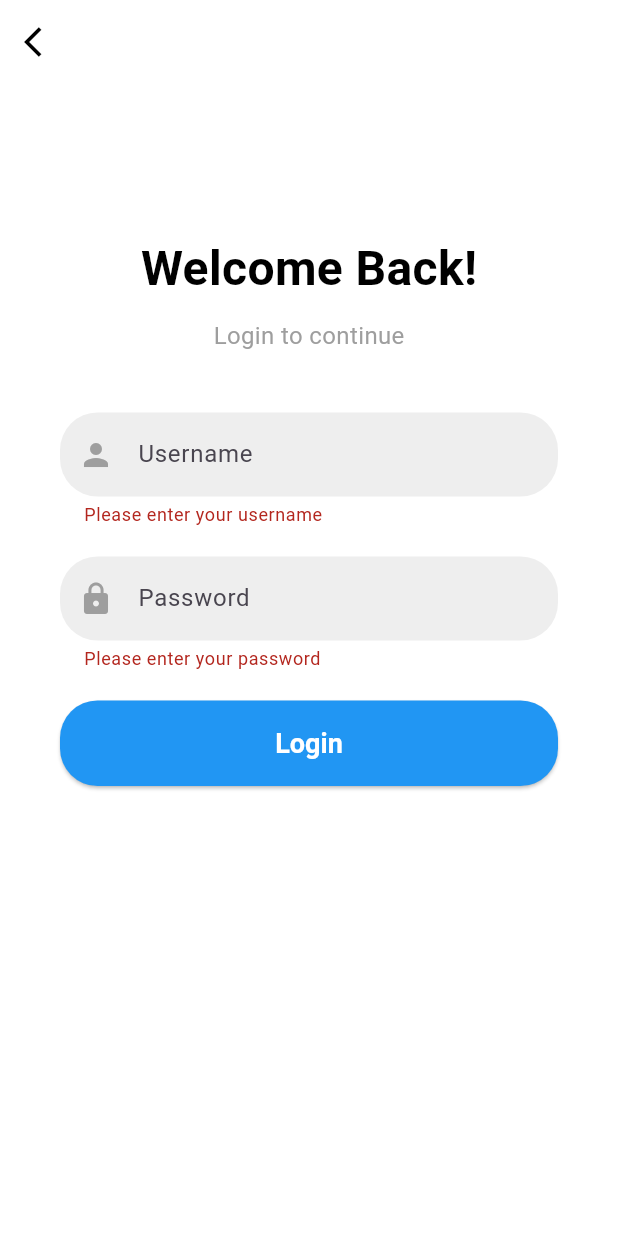
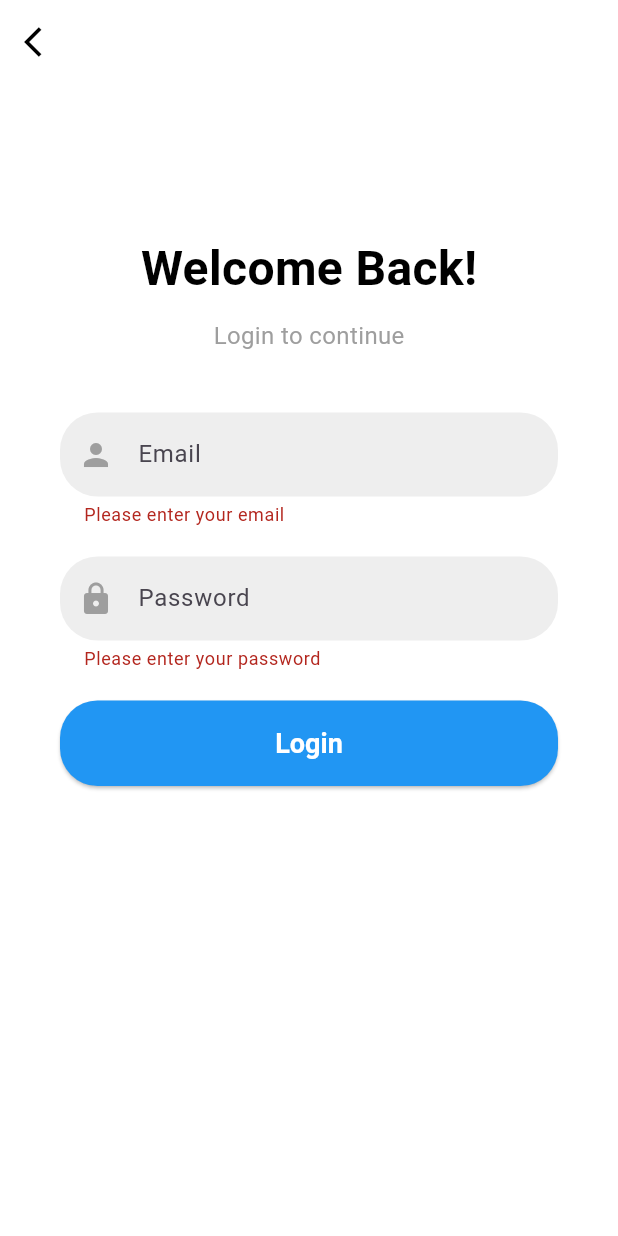
Before and after one commit to TerraBean/attendance_app, a Flutter app: the screen it shows after launch, after a tap on "Login", on a phone screen of 412 x 824 dp. Run offline on Flutter 3.47's test engine with Material 3 defaults, Android fonts, the phone set to English and light mode, and no system bars; our stand-ins replace cloud_firestore, firebase_auth, firebase_core, geolocator; accounts and stored records are empty.

Commit message:
add code to check admin role

```diff
--- a/lib/screens/login.dart
+++ b/lib/screens/login.dart
@@ -1,7 +1,9 @@
 import 'package:attendance_app/screens/admin/admin_dashboard.dart';
 import 'package:attendance_app/screens/home_screen.dart';
 import 'package:attendance_app/services/admin_api.dart';
+import 'package:attendance_app/services/auth_services.dart'; // Import AuthService
 import 'package:attendance_app/services/user_api.dart';
+import 'package:firebase_auth/firebase_auth.dart';
 import 'package:flutter/material.dart';
 
 import 'admin/admin.dart';
@@ -15,47 +17,51 @@ class LoginPage extends StatefulWidget {
 
 class _LoginPageState extends State<LoginPage> {
   final _formKey = GlobalKey<FormState>();
-  String _username = '';
+  String _email = '';
   String _password = '';
   String _loginMessage = '';
   String _userId = '';
   bool adminSelected = false; // Removed this variable
 
+  final AuthService _authService = AuthService(); // Create an instance of AuthService
+
   Future<void> _handleLogin() async { // Removed adminSelected parameter
     if (_formKey.currentState!.validate()) {
       try {
-        // Assuming you have a way to determine if the user is an admin
-        // based on the username or other criteria.
-        bool isAdmin = _username == 'admin'; // Example check
+        // Use AuthService to handle login
+        User? user = await _authService.login(_email, _password);
 
-        final loginResponse = isAdmin
-            ? await AdminApi.loginAdmin(_username, _password)
-            : await UserApi.loginUser(_username, _password);
-        setState(() {
-          _loginMessage = loginResponse.message;
-          _userId = loginResponse.userId;
+        if (user != null) {
+          // Assuming you have a way to determine if the user is an admin
+          // based on the username or other criteria.
+          // For example, you could check the user's role in Firestore.
+          bool isAdmin = await _authService.isAdmin(user.uid); // Example check
 
-          switch (_loginMessage) {
-            case 'Login was a successful':
-              Navigator.pushReplacement(
-                context,
-                MaterialPageRoute(
-                  builder: (context) =>
-                      HomeScreen(username: _username, userId: _userId),
-                ),
-              );
-              break;
-            case 'Admin login successful':
+          setState(() {
+            _loginMessage = 'Login successful';
+            _userId = user.uid;
+
+            if (isAdmin) {
               Navigator.pushReplacement(
                   context,
                   MaterialPageRoute(
                     builder: (context) => Admin(),
                   ));
-              break;
-            default:
-              break;
-          }
-        });
+            } else {
+              Navigator.pushReplacement(
+                context,
+                MaterialPageRoute(
+                  builder: (context) =>
+                      HomeScreen(username: _email, userId: _userId),
+                ),
+              );
+            }
+          });
+        } else {
+          setState(() {
+            _loginMessage = 'Login failed';
+          });
+        }
       } on Exception catch (error) {
         setState(() {
           _loginMessage = error.toString();
@@ -75,7 +81,7 @@ class _LoginPageState extends State<LoginPage> {
           onPressed: () {
             Navigator.pop(context);
           },
-          icon: Icon(Icons.arrow_back_ios, color: Colors.black),
+          icon: const Icon(Icons.arrow_back_ios, color: Colors.black),
         ),
       ),
       body: SingleChildScrollView(
@@ -88,7 +94,7 @@ class _LoginPageState extends State<LoginPage> {
               children: [
                 const SizedBox(height: 50),
                 const SizedBox(height: 30),
-                Text(
+                const Text(
                   'Welcome Back!',
                   style: TextStyle(
                     fontSize: 32,
@@ -97,7 +103,7 @@ class _LoginPageState extends State<LoginPage> {
                   ),
                 ),
                 const SizedBox(height: 10),
-                Text(
+                const Text(
                   'Login to continue',
                   style: TextStyle(
                     fontSize: 16,
@@ -109,22 +115,22 @@ class _LoginPageState extends State<LoginPage> {
                   padding: const EdgeInsets.symmetric(horizontal: 20.0),
                   child: TextFormField(
                     decoration: InputDecoration(
-                      hintText: 'Username',
+                      hintText: 'Email',
                       filled: true,
                       fillColor: Colors.grey[200],
                       border: OutlineInputBorder(
                         borderRadius: BorderRadius.circular(25),
                         borderSide: BorderSide.none,
                       ),
-                      prefixIcon: Icon(Icons.person, color: Colors.grey),
+                      prefixIcon: const Icon(Icons.person, color: Colors.grey),
                     ),
                     validator: (value) {
                       if (value == null || value.isEmpty) {
-                        return 'Please enter your username';
+                        return 'Please enter your email';
                       }
                       return null;
                     },
-                    onChanged: (value) => setState(() => _username = value),
+                    onChanged: (value) => setState(() => _email = value),
                   ),
                 ),
                 const SizedBox(height: 20),
@@ -140,7 +146,7 @@ class _LoginPageState extends State<LoginPage> {
                         borderRadius: BorderRadius.circular(25),
                         borderSide: BorderSide.none,
                       ),
-                      prefixIcon: Icon(Icons.lock, color: Colors.grey),
+                      prefixIcon: const Icon(Icons.lock, color: Colors.grey),
                     ),
                     validator: (value) {
                       if (value == null || value.isEmpty) {
@@ -160,14 +166,14 @@ class _LoginPageState extends State<LoginPage> {
                       onPressed: _handleLogin, // Call _handleLogin without adminSelected
                       style: ElevatedButton.styleFrom(
                         backgroundColor: Colors.blue,
-                        padding: EdgeInsets.symmetric(vertical: 18),
-                        textStyle: TextStyle(
+                        padding: const EdgeInsets.symmetric(vertical: 18),
+                        textStyle: const TextStyle(
                             fontSize: 18, fontWeight: FontWeight.bold),
                         shape: RoundedRectangleBorder(
                           borderRadius: BorderRadius.circular(25),
                         ),
                       ),
-                      child: Text(
+                      child: const Text(
                         'Login',
                         style: TextStyle(color: Colors.white),
                       ),
@@ -178,7 +184,7 @@ class _LoginPageState extends State<LoginPage> {
                 Center(
                   child: Text(
                     _loginMessage,
-                    style: TextStyle(color: Colors.red),
+                    style: const TextStyle(color: Colors.red),
                   ),
                 ),
               ],
--- a/lib/services/firebase_services.dart
+++ b/lib/services/firebase_services.dart
@@ -19,6 +19,8 @@ class FirestoreService {
       print('Error clocking in: $e');
     }
   }
+
+
 
   Future<void> clockOut(String timeEntryId) async {
     try {
```
Also changed, not shown: lib/services/auth_services.dart (+15 -0 lines).
